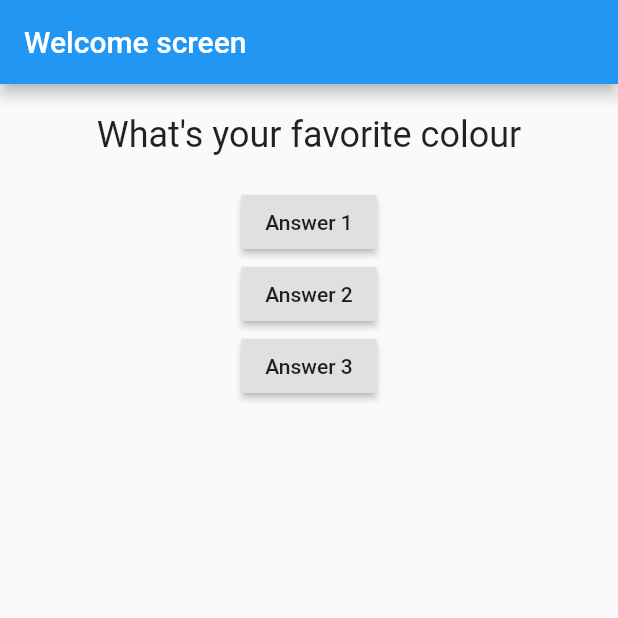
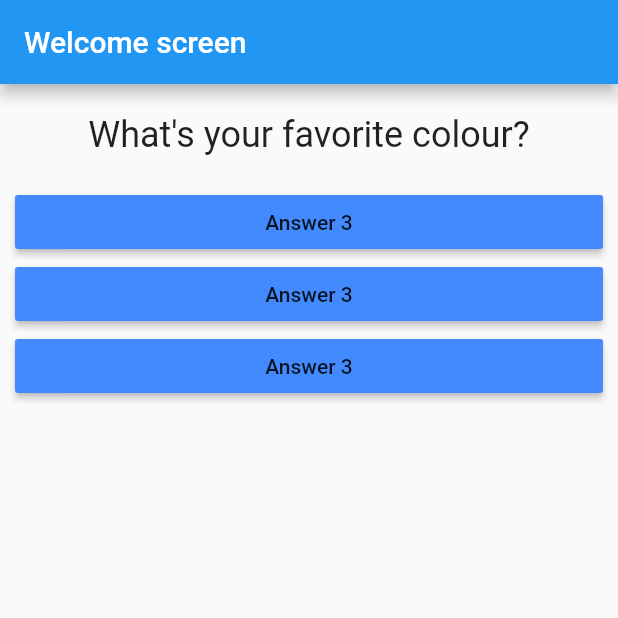
Before and after one commit to charith08/personality_test, a Flutter app: the screen it shows after launch, on a phone screen of 412 x 824 dp, the top half of it. Run offline on Flutter 3.47's test engine with Material 2 defaults, Android fonts, the light colour scheme and no system bars.

Commit message:
feat: answer widget and styling

```diff
--- /dev/null
+++ b/lib/answer.dart
@@ -0,0 +1,20 @@
+import 'package:flutter/material.dart';
+
+class Answer extends StatelessWidget {
+  final Function selectHandler;
+
+  Answer(this.selectHandler);
+
+  @override
+  Widget build(BuildContext context) {
+    return Container(
+      width: double.infinity,
+      margin: EdgeInsets.symmetric(horizontal: 10),
+      child: RaisedButton(
+        color: Colors.blueAccent,
+        child: Text('Answer 3'),
+        onPressed: selectHandler,
+      ),
+    );
+  }
+}
--- a/lib/main.dart
+++ b/lib/main.dart
@@ -1,6 +1,7 @@
 import 'package:flutter/material.dart';
 
 import './question.dart';
+import './answer.dart';
 
 void main() {
   runApp(MyApp());
@@ -30,8 +31,8 @@ class _MyAppState extends State<MyApp> {
   Widget build(BuildContext context) {
 
     var questions = [
-      'What\'s your favorite colour',
-      'What\'s your favorite animal'
+      'What\'s your favorite colour?',
+      'What\'s your favorite animal?'
     ];
 
     return MaterialApp(
@@ -42,18 +43,9 @@ class _MyAppState extends State<MyApp> {
         body: Column(
           children: [
             Question(questions[_questionIndex]),
-            RaisedButton(
-              child: Text('Answer 1'),
-              onPressed: _answerQuestion,
-            ),
-            RaisedButton(
-              child: Text('Answer 2'),
-              onPressed: _answerQuestion,
-            ),
-            RaisedButton(
-              child: Text('Answer 3'),
-              onPressed: _answerQuestion,
-            ),
+            Answer(_answerQuestion),
+            Answer(_answerQuestion),
+            Answer(_answerQuestion),
           ],
         ),
       ),
```
